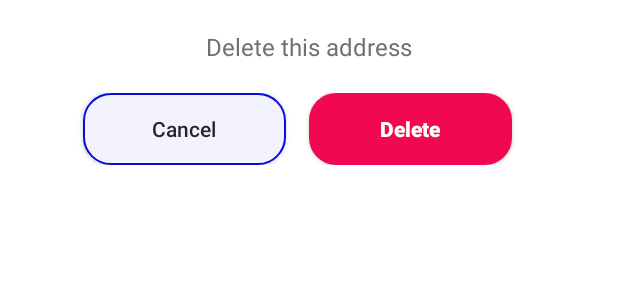
After one commit to tanpmclk14uit/ApossBuyer, an Android app: the layout delete_permission_dialog.xml on its own in the app's theme, with its tools: preview values and no code run, on a phone screen of 412 x 824 dp. The commit adds this screen. Shown: the top 300 px of the screen. Run offline under Robolectric (Android 15) with nearby library versions, the phone set to English and light mode, and no system bars.

Commit message:
done address

```diff
--- a/app/src/main/AndroidManifest.xml
+++ b/app/src/main/AndroidManifest.xml
@@ -14,7 +14,8 @@
         android:theme="@style/Theme.Apossbuyer">
         <activity
             android:name=".uicontroler.activity.AddressActivity"
-            android:exported="true" />
+            android:exported="true"
+            android:windowSoftInputMode="adjustResize"/>
         <activity
             android:name=".uicontroler.activity.SearchActivity"
             android:exported="true" />
--- a/app/src/main/java/com/example/aposs_buyer/uicontroler/fragment/AddressDialogFragment.kt
+++ b/app/src/main/java/com/example/aposs_buyer/uicontroler/fragment/AddressDialogFragment.kt
@@ -64,8 +64,10 @@ class AddressDialogFragment : BottomSheetDialogFragment() {
             viewModel.onAddNewAddress(newAddress)
             findNavController().navigate(AddressDialogFragmentDirections.actionAddressDialogFragment2ToAddressFragment())
         }
-        else
-           Log.d("fuuckkkkkkkkkkkkkkkkk", "fuckkkkkkkkkkkkkkkkkkkkk")
+        else {
+            Log.d("fuuckkkkkkkkkkkkkkkkk", "fuckkkkkkkkkkkkkkkkkkkkk")
+            Toast.makeText(this.context, "Please enter full information", Toast.LENGTH_SHORT).show()
+        }
     }
 
     private fun onClickEditOrAdd()
--- a/app/src/main/java/com/example/aposs_buyer/viewmodel/AddressViewModel.kt
+++ b/app/src/main/java/com/example/aposs_buyer/viewmodel/AddressViewModel.kt
@@ -48,4 +48,8 @@ class AddressViewModel @Inject constructor(): ViewModel() {
         return Address(0, "", true, "", "", "", "", "", false)
     }
 
+    fun deleteDefaultAddress() {
+        // delete default and choose newest to default
+    }
+
 }
--- /dev/null
+++ b/app/src/main/res/drawable/bg_cancel_delete_address.xml
@@ -0,0 +1,5 @@
+<?xml version="1.0" encoding="utf-8"?>
+<shape android:shape="rectangle" xmlns:android="http://schemas.android.com/apk/res/android">
+<corners android:radius="18dp"/>
+    <solid android:color="@color/red"/>
+</shape>
--- a/app/src/main/res/drawable/bg_delete_address.xml
+++ b/app/src/main/res/drawable/bg_delete_address.xml
@@ -1,6 +1,6 @@
 <?xml version="1.0" encoding="utf-8"?>
 <shape android:shape="rectangle" xmlns:android="http://schemas.android.com/apk/res/android">
-<corners android:radius="26dp"/>
+<corners android:radius="18dp"/>
     <solid android:color="#F3F3FF"/>
     <stroke android:width="1.5dp" android:color="#060DD9"/>
 </shape>
--- /dev/null
+++ b/app/src/main/res/drawable/bg_delete_dialog.xml
@@ -0,0 +1,5 @@
+<?xml version="1.0" encoding="utf-8"?>
+<shape android:shape="rectangle" xmlns:android="http://schemas.android.com/apk/res/android">
+<solid android:color="@color/white"/>
+    <corners android:radius="30dp"/>
+</shape>
--- a/app/src/main/res/layout/activity_address.xml
+++ b/app/src/main/res/layout/activity_address.xml
@@ -5,7 +5,6 @@
     android:layout_width="match_parent"
     android:layout_height="match_parent"
     tools:context=".uicontroler.activity.AddressActivity">
-
     <androidx.fragment.app.FragmentContainerView
         android:id="@+id/fragmentContainerView3"
         android:name="androidx.navigation.fragment.NavHostFragment"
--- /dev/null
+++ b/app/src/main/res/layout/delete_permission_dialog.xml
@@ -0,0 +1,56 @@
+<?xml version="1.0" encoding="utf-8"?>
+<androidx.constraintlayout.widget.ConstraintLayout xmlns:android="http://schemas.android.com/apk/res/android"
+    xmlns:app="http://schemas.android.com/apk/res-auto"
+    android:layout_width="match_parent"
+    android:layout_marginHorizontal="20dp"
+    android:layout_height="wrap_content"
+    android:background="@drawable/bg_delete_dialog"
+    android:paddingBottom="20dp"
+    android:orientation="vertical">
+
+    <TextView
+        android:layout_marginTop="20dp"
+        android:id="@+id/tv_ask"
+        android:layout_width="wrap_content"
+        android:layout_height="wrap_content"
+        android:text="Delete this address"
+        android:textColor="#707070"
+        android:textSize="16dp"
+        app:layout_constraintEnd_toEndOf="parent"
+        app:layout_constraintStart_toStartOf="parent"
+        app:layout_constraintTop_toTopOf="parent" />
+
+    <LinearLayout
+        android:layout_marginTop="20dp"
+        android:id="@+id/linearLayout3"
+        android:layout_width="match_parent"
+        android:layout_height="wrap_content"
+        android:layout_above="@id/tv_ask"
+        android:orientation="horizontal"
+        android:gravity="center"
+        app:layout_constraintStart_toStartOf="parent"
+        app:layout_constraintTop_toBottomOf="@+id/tv_ask">
+
+        <androidx.appcompat.widget.AppCompatButton
+            android:id="@+id/btn_cancel"
+            android:layout_width="135dp"
+            android:layout_height="wrap_content"
+            android:background="@drawable/bg_delete_address"
+            android:text="Cancel"
+            android:layout_marginRight="15dp"
+            android:textAllCaps="false"
+            android:textSize="14dp" />
+
+        <androidx.appcompat.widget.AppCompatButton
+            android:id="@+id/btn_delete"
+            android:layout_width="135dp"
+            android:layout_height="wrap_content"
+            android:background="@drawable/bg_cancel_delete_address"
+            android:text="Delete"
+            android:layout_marginRight="15dp"
+            android:textColor="@color/white"
+            android:textStyle="bold"
+            android:textAllCaps="false"
+            android:textSize="14dp" />
+    </LinearLayout>
+</androidx.constraintlayout.widget.ConstraintLayout>
--- a/app/src/main/res/layout/fragment_address.xml
+++ b/app/src/main/res/layout/fragment_address.xml
@@ -88,6 +88,7 @@
                                     android:layout_width="33dp"
                                     android:layout_height="30dp"
                                     android:layout_marginTop="5dp"
+                                    android:id="@+id/cl_cart"
                                     android:layout_alignParentEnd="true">
                                     <ImageView
                                         android:layout_width="26dp"
@@ -165,6 +166,7 @@
                 android:layout_height="45dp"
                 android:text="Delete"
                 android:textSize="14dp"
+                android:id="@+id/btn_delete"
                 android:layout_marginRight="8dp"
                 android:textAllCaps="false"
                 android:background="@drawable/bg_delete_address"/>
--- a/app/src/main/res/layout/fragment_address_dialog.xml
+++ b/app/src/main/res/layout/fragment_address_dialog.xml
@@ -7,14 +7,15 @@
             name="viewModel"
             type="com.example.aposs_buyer.viewmodel.AddressDialogViewModel" />
     </data>
+
+
     <LinearLayout
         android:layout_width="match_parent"
         android:layout_height="wrap_content"
         android:orientation="vertical"
         android:background="@drawable/bg_ln_bottom_address"
         android:paddingHorizontal="18dp"
-        tools:context=".uicontroler.fragment.ActivityDialogFragment"
-       >
+        tools:context=".uicontroler.fragment.ActivityDialogFragment">
         <TextView
             android:layout_width="wrap_content"
             android:layout_marginTop="25dp"
--- a/app/src/main/res/layout/fragment_person.xml
+++ b/app/src/main/res/layout/fragment_person.xml
@@ -170,7 +170,7 @@
                     android:layout_width="match_parent"
                     android:layout_height="wrap_content"
                     android:layout_marginTop="18dp"
-                    android:paddingBottom="60dp"
+                    android:paddingBottom="20dp"
                     android:paddingHorizontal="20dp"
                     android:paddingTop="30dp"
                     android:orientation="vertical"
```
Also changed, not shown: app/src/main/java/com/example/aposs_buyer/uicontroler/fragment/AddressFragment.kt (+64 -9 lines).
